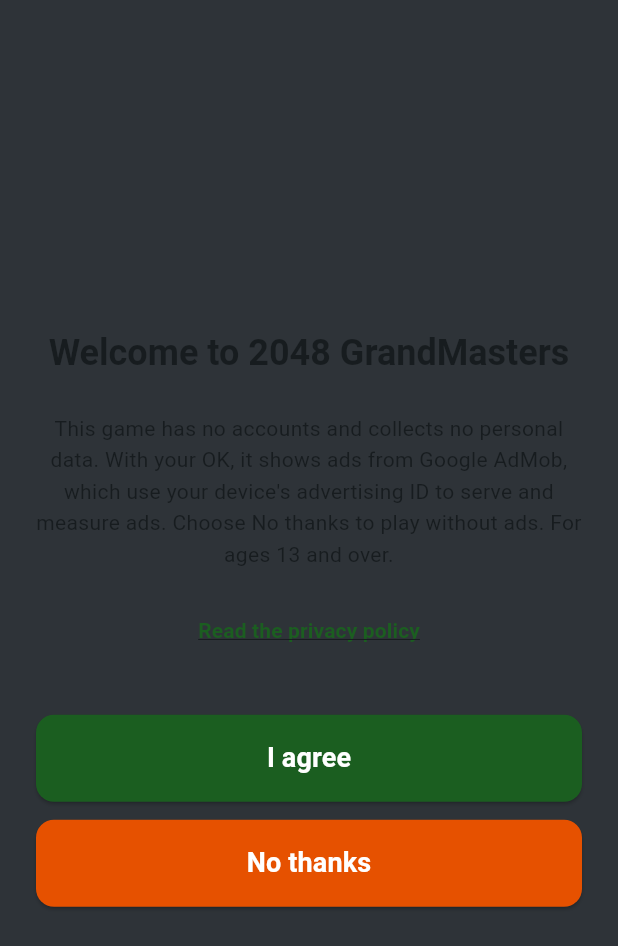
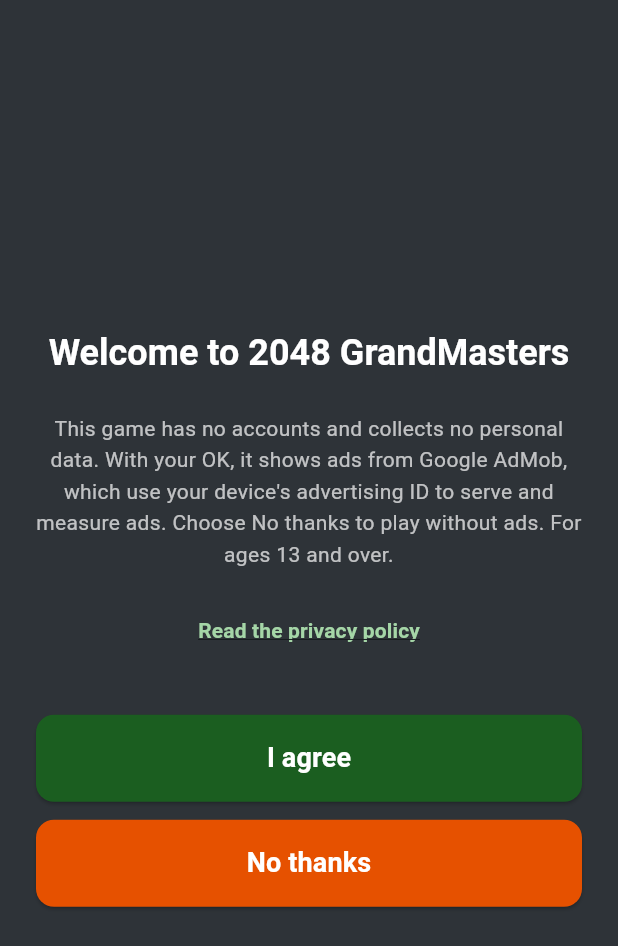
Before and after one commit to KMunyede/twenty48, a Flutter app: the screen it shows after launch, on a phone screen of 412 x 824 dp. Shown: the top 946 px of the screen. Run offline on Flutter 3.47's test engine with Material 3 defaults, Android fonts, the phone set to English and light mode, and no system bars; our stand-ins replace confetti, google_mobile_ads, shared_preferences.

Commit message:
Consent screen: readable text colours on all themes

```diff
--- a/lib/features/consent/consent_screen.dart
+++ b/lib/features/consent/consent_screen.dart
@@ -4,6 +4,7 @@
 import 'package:flutter/material.dart';
 import 'package:url_launcher/url_launcher.dart';
 import '../../core/services/ad_service.dart';
+import '../../core/theme/contrast_text.dart';
 import 'consent_service.dart';
 import 'consent_texts.dart';
 
@@ -80,11 +81,16 @@
   Widget build(BuildContext context) {
     final theme = Theme.of(context);
     final textTheme = theme.textTheme;
+    final bgColor = theme.scaffoldBackgroundColor;
+    final primaryText = readableTextOn(bgColor);
+    final titleColor = primaryText;
+    final bodyColor = primaryText == Colors.white ? Colors.white70 : Colors.black54;
+    final linkColor = primaryText == Colors.white ? const Color(0xFFA5D6A7) : const Color(0xFF1B5E20);
 
     return PopScope(
       canPop: false,
       child: Scaffold(
-        backgroundColor: theme.scaffoldBackgroundColor,
+        backgroundColor: bgColor,
         body: SafeArea(
           child: Center(
             child: SingleChildScrollView(
@@ -100,9 +106,11 @@
                       kConsentTitle,
                       textAlign: TextAlign.center,
                       style: textTheme.headlineSmall?.copyWith(
+                        color: titleColor,
                         fontWeight: FontWeight.bold,
                       ) ??
-                          const TextStyle(
+                          TextStyle(
+                            color: titleColor,
                             fontSize: 22,
                             fontWeight: FontWeight.bold,
                           ),
@@ -115,9 +123,11 @@
                       kConsentBody,
                       textAlign: TextAlign.center,
                       style: textTheme.bodyMedium?.copyWith(
+                        color: bodyColor,
                         height: 1.5,
                       ) ??
-                          const TextStyle(
+                          TextStyle(
+                            color: bodyColor,
                             fontSize: 16,
                             height: 1.5,
                           ),
@@ -130,10 +140,10 @@
                       label: kConsentPrivacyLinkLabel,
                       child: TextButton(
                         onPressed: () => _launchPrivacyPolicy(context),
-                        child: const Text(
+                        child: Text(
                           kConsentPrivacyLinkLabel,
                           style: TextStyle(
-                            color: Color(0xFF1B5E20),
+                            color: linkColor,
                             decoration: TextDecoration.underline,
                             fontWeight: FontWeight.w600,
                           ),
```
